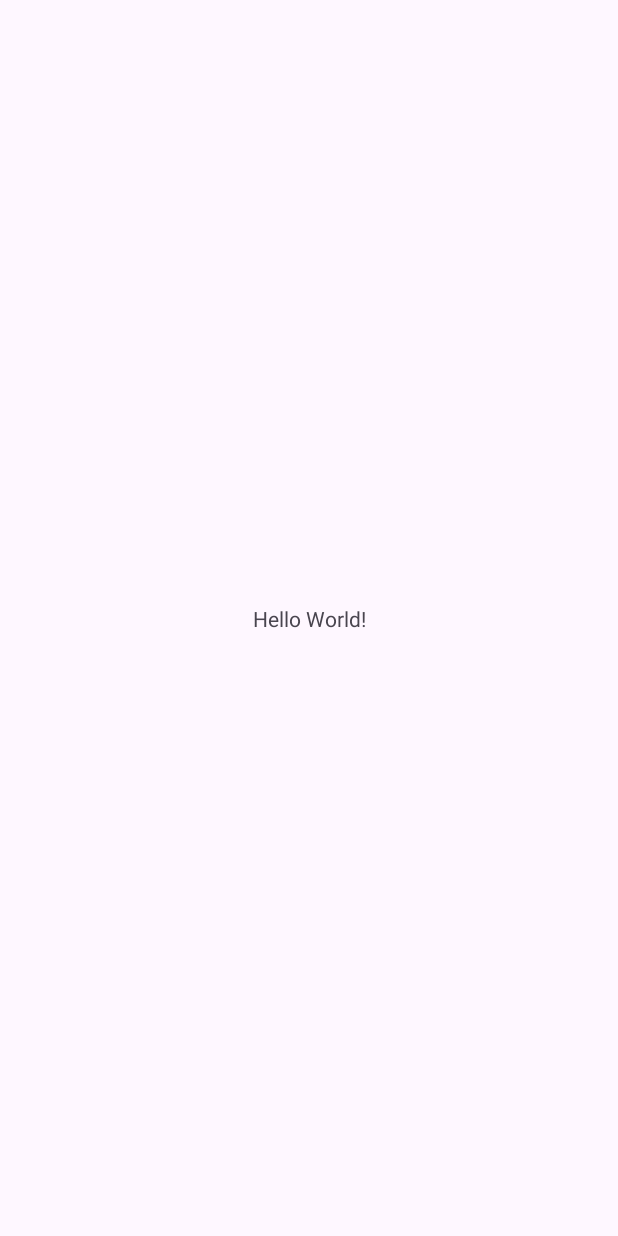
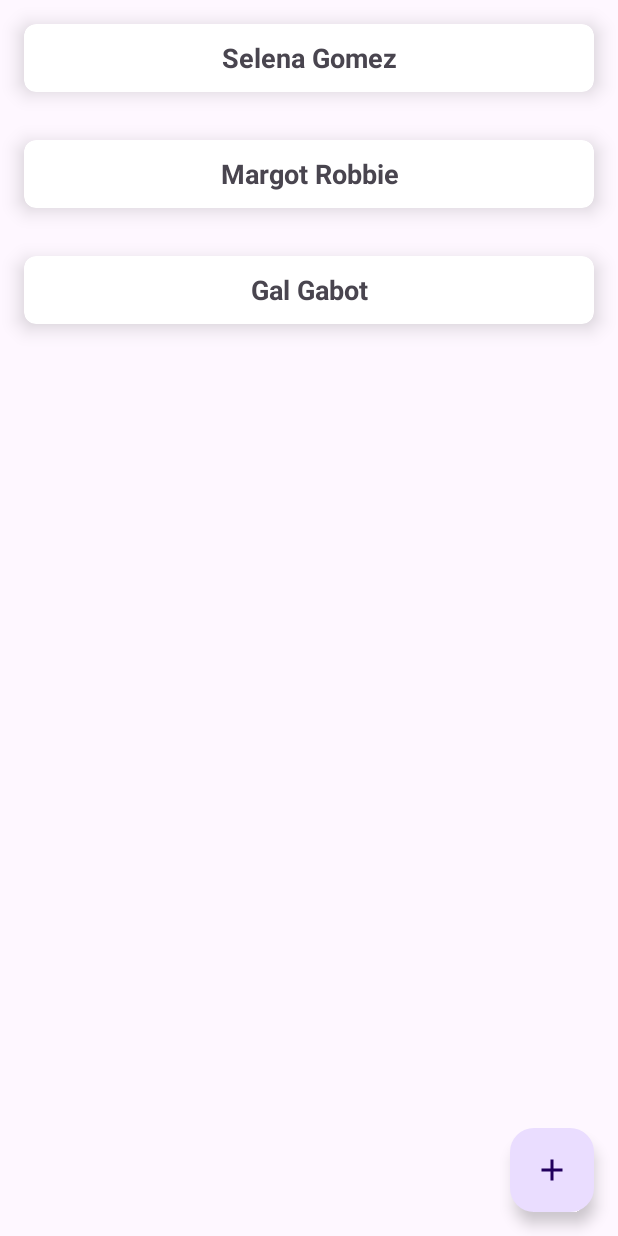
Before and after one commit to Dgarzona16/ParcialMoviles, an Android app: the screen it shows after launch (MainActivity), on a phone screen of 412 x 824 dp. Before the commit the screen is almost empty. Run offline under Robolectric (Android 15) with nearby library versions, the phone set to English and light mode, and no system bars; our stand-ins replace data binding.

Commit message:
:construction: Add Fragments

```diff
--- a/app/build.gradle
+++ b/app/build.gradle
@@ -31,7 +31,7 @@ android {
         jvmTarget = '1.8'
     }
     buildFeatures {
-        viewBinding true
+        dataBinding true
     }
     buildToolsVersion '30.0.3'
 }
--- /dev/null
+++ b/app/src/main/java/com/dgarzona/parcialmoviles/ui/actressContainer/ActressContainerFragment.kt
@@ -0,0 +1,72 @@
+package com.dgarzona.parcialmoviles.ui.actressContainer
+
+import android.graphics.Rect
+import android.os.Bundle
+import androidx.fragment.app.Fragment
+import android.view.LayoutInflater
+import android.view.View
+import android.view.ViewGroup
+import androidx.core.view.children
+import androidx.databinding.DataBindingUtil
+import androidx.fragment.app.viewModels
+import androidx.navigation.fragment.findNavController
+import androidx.recyclerview.widget.LinearLayoutManager
+import androidx.recyclerview.widget.RecyclerView
+import com.dgarzona.parcialmoviles.ActressApplication
+import com.dgarzona.parcialmoviles.R
+import com.dgarzona.parcialmoviles.databinding.FragmentActressContainerBinding
+
+class ActressContainerFragment : Fragment() {
+
+    private val viewmodel: ActressContainerViewModel by viewModels{
+        ActressContainerViewModel.Factory
+    }
+
+    private lateinit var binding: FragmentActressContainerBinding
+
+    override fun onCreateView(
+        inflater: LayoutInflater, container: ViewGroup?,
+        savedInstanceState: Bundle?
+    ): View {
+        binding = DataBindingUtil.inflate(
+                inflater,
+                R.layout.fragment_actress_container,
+                container,
+                false
+        )
+        setupRecyclerView()
+        listener()
+        return binding.root
+    }
+
+    private fun setupRecyclerView() {
+        val layoutManager: RecyclerView.LayoutManager = LinearLayoutManager(ActressApplication())
+
+        val spacingInPixels = resources.getDimensionPixelSize(R.dimen.recyclerview_spacing)
+        val itemDecoration = object : RecyclerView.ItemDecoration() {
+            override fun getItemOffsets(outRect: Rect, view: View, parent: RecyclerView, state: RecyclerView.State) {
+                outRect.set(spacingInPixels, spacingInPixels, spacingInPixels, spacingInPixels)
+            }
+        }
+        val adapter = ActressContainerAdapter(viewmodel.getActresses())
+        binding.actressList.apply {
+            this.adapter = adapter
+            this.layoutManager = layoutManager
+            this.addItemDecoration(itemDecoration)
+        }
+    }
+
+    private fun listener(){
+        binding.apply {
+            addActress.setOnClickListener {
+                findNavController().navigate(R.id.action_actressContainerFragment_to_newActressFragment)
+            }
+            //when touch item to recyclerview navigate to details
+            actressList.children.forEach {
+                it.setOnClickListener {
+                    findNavController().navigate(R.id.action_actressContainerFragment_to_actressDetailsFragment)
+                }
+            }
+        }
+    }
+}
--- /dev/null
+++ b/app/src/main/res/drawable/ic_add.xml
@@ -0,0 +1,5 @@
+<vector android:height="24dp" android:tint="#000000"
+    android:viewportHeight="24" android:viewportWidth="24"
+    android:width="24dp" xmlns:android="http://schemas.android.com/apk/res/android">
+    <path android:fillColor="@android:color/white" android:pathData="M19,13h-6v6h-2v-6H5v-2h6V5h2v6h6v2z"/>
+</vector>
--- a/app/src/main/res/layout/activity_main.xml
+++ b/app/src/main/res/layout/activity_main.xml
@@ -1,18 +1,20 @@
 <?xml version="1.0" encoding="utf-8"?>
-<androidx.constraintlayout.widget.ConstraintLayout xmlns:android="http://schemas.android.com/apk/res/android"
+<layout
+    xmlns:android="http://schemas.android.com/apk/res/android"
     xmlns:app="http://schemas.android.com/apk/res-auto"
     xmlns:tools="http://schemas.android.com/tools"
-    android:layout_width="match_parent"
-    android:layout_height="match_parent"
-    tools:context=".ui._mainActivity.MainActivity">
-
-    <TextView
-        android:layout_width="wrap_content"
-        android:layout_height="wrap_content"
-        android:text="Hello World!"
-        app:layout_constraintBottom_toBottomOf="parent"
-        app:layout_constraintEnd_toEndOf="parent"
-        app:layout_constraintStart_toStartOf="parent"
-        app:layout_constraintTop_toTopOf="parent" />
-
-</androidx.constraintlayout.widget.ConstraintLayout>
+    >
+    <androidx.constraintlayout.widget.ConstraintLayout
+        android:layout_width="match_parent"
+        android:layout_height="match_parent"
+        >
+        <androidx.fragment.app.FragmentContainerView
+            android:id="@+id/fragment_container_view"
+            android:layout_width="match_parent"
+            android:layout_height="match_parent"
+            android:name="androidx.navigation.fragment.NavHostFragment"
+            app:navGraph="@navigation/nav_graph"
+            app:defaultNavHost="true"
+            />
+    </androidx.constraintlayout.widget.ConstraintLayout>
+</layout>
--- /dev/null
+++ b/app/src/main/res/layout/fragment_actress_container.xml
@@ -0,0 +1,27 @@
+<?xml version="1.0" encoding="utf-8"?>
+<layout
+    xmlns:tools="http://schemas.android.com/tools"
+    xmlns:app="http://schemas.android.com/apk/res-auto"
+    xmlns:android="http://schemas.android.com/apk/res/android"
+    >
+    <androidx.constraintlayout.widget.ConstraintLayout
+        android:layout_width="match_parent"
+        android:layout_height="match_parent"
+        >
+        <androidx.recyclerview.widget.RecyclerView
+            android:layout_width="match_parent"
+            android:layout_height="match_parent"
+            tools:listitem="@layout/actress_item"
+            android:id="@+id/actress_list"
+            />
+        <com.google.android.material.floatingactionbutton.FloatingActionButton
+            android:layout_width="wrap_content"
+            android:layout_height="wrap_content"
+            android:layout_margin="16dp"
+            android:src="@drawable/ic_add"
+            android:id="@+id/add_actress"
+            app:layout_constraintBottom_toBottomOf="parent"
+            app:layout_constraintEnd_toEndOf="parent"
+            />
+    </androidx.constraintlayout.widget.ConstraintLayout>
+</layout>
--- /dev/null
+++ b/app/src/main/res/navigation/nav_graph.xml
@@ -0,0 +1,35 @@
+<?xml version="1.0" encoding="utf-8"?>
+<navigation xmlns:android="http://schemas.android.com/apk/res/android"
+    xmlns:app="http://schemas.android.com/apk/res-auto"
+    android:id="@+id/nav_graph"
+    app:startDestination="@id/actressContainerFragment">
+
+    <fragment
+        android:id="@+id/actressContainerFragment"
+        android:name="com.dgarzona.parcialmoviles.ui.actressContainer.ActressContainerFragment"
+        android:label="ActressContainerFragment" >
+        <action
+            android:id="@+id/action_actressContainerFragment_to_newActressFragment"
+            app:destination="@id/newActressFragment" />
+        <action
+            android:id="@+id/action_actressContainerFragment_to_actressDetailsFragment"
+            app:destination="@id/actressDetailsFragment" />
+    </fragment>
+    <fragment
+        android:id="@+id/newActressFragment"
+        android:name="com.dgarzona.parcialmoviles.ui.newActress.NewActressFragment"
+        android:label="NewActressFragment" >
+        <action
+            android:id="@+id/action_newActressFragment_to_actressContainerFragment"
+            app:destination="@id/actressContainerFragment" />
+    </fragment>
+    <fragment
+        android:id="@+id/actressDetailsFragment"
+        android:name="com.dgarzona.parcialmoviles.ui.actressDetails.ActressDetailsFragment"
+        android:label="ActressDetailsFragment" >
+        <argument
+            android:name="actress_name"
+            app:argType="string"
+            android:defaultValue="Margot Robbie" />
+    </fragment>
+</navigation>
--- /dev/null
+++ b/app/src/main/res/values/dimens.xml
@@ -0,0 +1,4 @@
+<?xml version="1.0" encoding="utf-8"?>
+<resources>
+    <dimen name="recyclerview_spacing">8dp</dimen>
+</resources>
```
Also changed, not shown: app/src/main/java/com/dgarzona/parcialmoviles/ui/actressDetails/ActressDetailsFragment.kt (added, +18 -0 lines), app/src/main/java/com/dgarzona/parcialmoviles/ui/newActress/NewActressFragment.kt (added, +47 -0 lines), app/src/main/res/layout/fragment_actress_details.xml (added, +43 -0 lines), app/src/main/res/layout/fragment_new_actress.xml (added, +54 -0 lines), app/src/main/res/values/strings.xml (+7 -0 lines).
